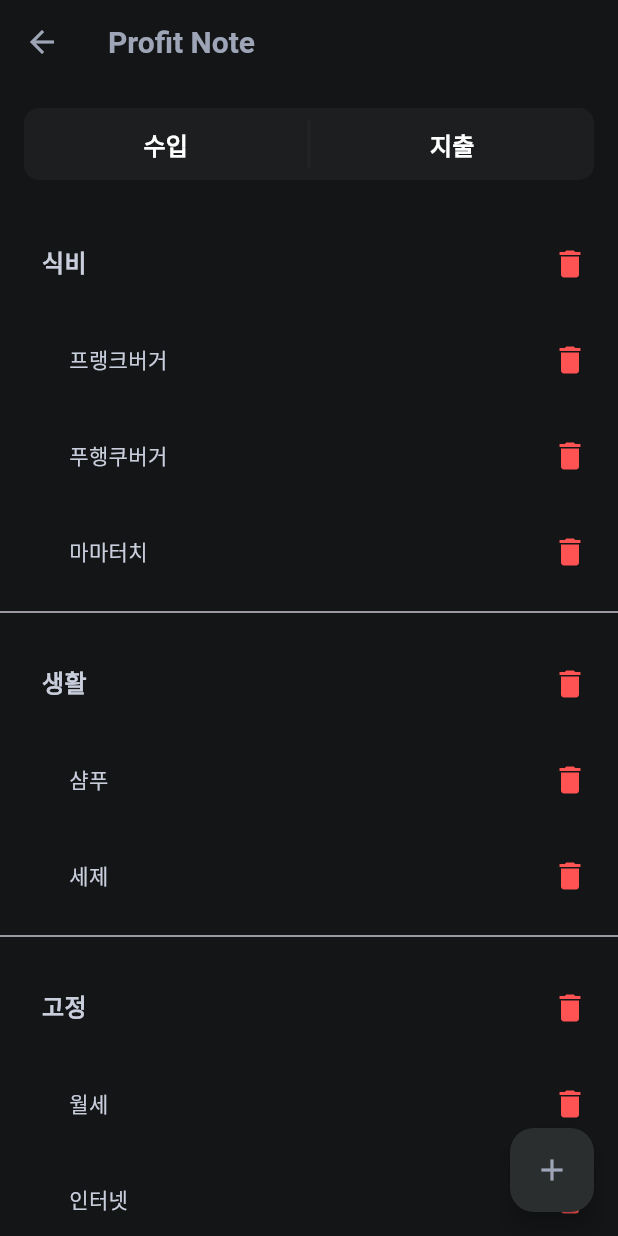
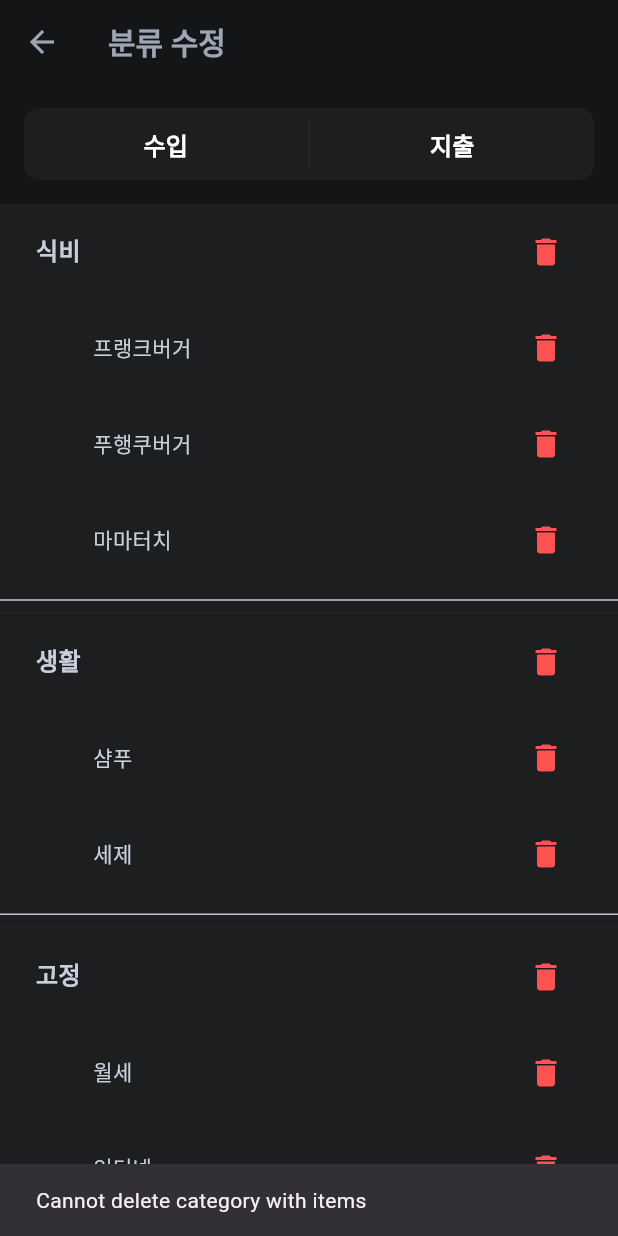
Before and after one commit to jhssong/profitnote, a Flutter app: the CategorySettingScreen screen opened directly, after a tap on the "delete" icon, on a phone screen of 412 x 824 dp. Run offline on Flutter 3.47's test engine with Material 3 defaults, Android fonts, the light colour scheme and no system bars; our stand-ins replace syncfusion_flutter_charts.

Commit message:
refactor: Change table to ReorderableListView

```diff
--- a/lib/screens/setting/category_setting_screen.dart
+++ b/lib/screens/setting/category_setting_screen.dart
@@ -36,18 +36,45 @@ class _CategorySettingScreenState extends State<CategorySettingScreen> {
     ),
   ];
 
+  void _reorderCategories(int oldIndex, int newIndex) {
+    setState(() {
+      if (newIndex > oldIndex) {
+        newIndex -= 1;
+      }
+      final ExpenseCategory movedCategory =
+          expenseCategories.removeAt(oldIndex);
+      expenseCategories.insert(newIndex, movedCategory);
+    });
+  }
+
+  void _reorderItems(int categoryIndex, int oldIndex, int newIndex) {
+    setState(() {
+      if (newIndex > oldIndex) {
+        newIndex -= 1;
+      }
+      final CategoryItem movedItem =
+          expenseCategories[categoryIndex].items.removeAt(oldIndex);
+      expenseCategories[categoryIndex].items.insert(newIndex, movedItem);
+    });
+  }
+
+  void _deleteCategory(int index) {
+    setState(() {
+      expenseCategories.removeAt(index);
+    });
+  }
+
+  void _deleteItem(int categoryIndex, int itemIndex) {
+    setState(() {
+      expenseCategories[categoryIndex].items.removeAt(itemIndex);
+    });
+  }
+
   @override
   Widget build(BuildContext context) {
     return Scaffold(
-      appBar: AppBar(title: const Text("Profit Note")),
-      floatingActionButton: FloatingActionButton(
-        onPressed: () {},
-        foregroundColor: ColorTheme.cardLabelText,
-        backgroundColor: ColorTheme.backgroundOfBackground,
-        child: const Icon(Icons.add),
-      ),
-      body: Expanded(
-        child: Column(
+      appBar: AppBar(title: const Text("분류 수정")),
+      body: Column(
         crossAxisAlignment: CrossAxisAlignment.stretch,
         children: [
           ControlBtnGroup(
@@ -55,12 +82,107 @@ class _CategorySettingScreenState extends State<CategorySettingScreen> {
             callbackList: [() {}, () {}],
           ),
           Expanded(
-              child: CategoryList(
-                expenseCategories: expenseCategories,
+            child: ReorderableListView(
+              onReorder: _reorderCategories,
+              children: [
+                for (int categoryIndex = 0;
+                    categoryIndex < expenseCategories.length;
+                    categoryIndex += 1)
+                  Container(
+                    key: Key('category_$categoryIndex'),
+                    decoration: BoxDecoration(
+                      color: ColorTheme.cardBackground,
+                      border: Border(
+                        bottom:
+                            BorderSide(width: 1.5, color: ColorTheme.stroke),
+                      ),
+                    ),
+                    child: Column(
+                      children: [
+                        ListTile(
+                          title: Row(
+                            children: [
+                              const SizedBox(width: 8),
+                              Expanded(
+                                child: TextField(
+                                  controller: TextEditingController(
+                                      text: expenseCategories[categoryIndex]
+                                          .category),
+                                  style:
+                                      Theme.of(context).textTheme.titleMedium,
+                                  textAlign: TextAlign.left,
+                                  decoration: const InputDecoration(
+                                      border: InputBorder.none),
                                 ),
                               ),
                             ],
                           ),
+                          trailing: IconButton(
+                            icon: const Icon(Icons.delete,
+                                color: Colors.redAccent),
+                            onPressed: () {
+                              if (expenseCategories[categoryIndex]
+                                  .items
+                                  .isEmpty) {
+                                _deleteCategory(categoryIndex);
+                              } else {
+                                ScaffoldMessenger.of(context).showSnackBar(
+                                  const SnackBar(
+                                    duration: Duration(milliseconds: 1000),
+                                    content: Text(
+                                        'Cannot delete category with items'),
+                                  ),
+                                );
+                              }
+                            },
+                          ),
+                        ),
+                        ReorderableListView(
+                          shrinkWrap: true,
+                          physics: const NeverScrollableScrollPhysics(),
+                          onReorder: (oldIndex, newIndex) =>
+                              _reorderItems(categoryIndex, oldIndex, newIndex),
+                          children: [
+                            for (int itemIndex = 0;
+                                itemIndex <
+                                    expenseCategories[categoryIndex]
+                                        .items
+                                        .length;
+                                itemIndex += 1)
+                              ListTile(
+                                key: Key('item_${categoryIndex}_$itemIndex'),
+                                title: Padding(
+                                  padding: const EdgeInsets.only(left: 46),
+                                  child: TextField(
+                                    controller: TextEditingController(
+                                        text: expenseCategories[categoryIndex]
+                                            .items[itemIndex]
+                                            .description),
+                                    style:
+                                        Theme.of(context).textTheme.bodyMedium,
+                                    textAlign: TextAlign.left,
+                                    decoration: const InputDecoration(
+                                        border: InputBorder.none),
+                                  ),
+                                ),
+                                trailing: IconButton(
+                                  icon: const Icon(Icons.delete,
+                                      color: Colors.redAccent),
+                                  onPressed: () {
+                                    _deleteItem(categoryIndex, itemIndex);
+                                  },
+                                ),
+                              ),
+                          ],
+                        ),
+                        const Divider(),
+                      ],
+                    ),
+                  ),
+              ],
+            ),
+          ),
+        ],
       ),
     );
   }
@@ -72,120 +194,3 @@ class ExpenseCategory {
 
   ExpenseCategory({required this.category, required this.items});
 }
-
-class CategoryList extends StatelessWidget {
-  final List<ExpenseCategory> expenseCategories;
-
-  const CategoryList({super.key, required this.expenseCategories});
-  @override
-  Widget build(BuildContext context) {
-    return ListView(
-      children: expenseCategories.map((category) {
-        return Column(
-          crossAxisAlignment: CrossAxisAlignment.start,
-          children: [
-            Table(
-              columnWidths: const {
-                0: FlexColumnWidth(1),
-                1: FlexColumnWidth(1),
-              },
-              children: [
-                TableRow(
-                  children: [
-                    Padding(
-                      padding: const EdgeInsets.only(
-                        left: 28,
-                        right: 16,
-                        top: 16,
-                        bottom: 8,
-                      ),
-                      child: Align(
-                        alignment: Alignment.centerLeft,
-                        child: TextField(
-                          controller:
-                              TextEditingController(text: category.category),
-                          style: Theme.of(context).textTheme.titleMedium,
-                          textAlign: TextAlign.left,
-                          decoration:
-                              const InputDecoration(border: InputBorder.none),
-                        ),
-                      ),
-                    ),
-                    Padding(
-                      padding: const EdgeInsets.only(
-                        left: 16,
-                        right: 8,
-                        top: 16,
-                        bottom: 8,
-                      ),
-                      child: Align(
-                        alignment: Alignment.centerRight,
-                        child: IconButton(
-                          icon: const Icon(
-                            Icons.delete,
-                            color: Colors.redAccent,
-                          ),
-                          onPressed: () {},
-                        ),
-                      ),
-                    ),
-                  ],
-                )
-              ],
-            ),
-            Table(
-              columnWidths: const {
-                0: FlexColumnWidth(1),
-                1: FlexColumnWidth(1),
-              },
-              children: category.items.map((item) {
-                return TableRow(
-                  children: [
-                    Padding(
-                      padding: const EdgeInsets.only(
-                        left: 46,
-                        right: 8,
-                        top: 8,
-                        bottom: 8,
-                      ),
-                      child: Align(
-                        alignment: Alignment.center,
-                        child: TextField(
-                          controller:
-                              TextEditingController(text: item.description),
-                          style: Theme.of(context).textTheme.bodyMedium,
-                          textAlign: TextAlign.left,
-                          decoration:
-                              const InputDecoration(border: InputBorder.none),
-                        ),
-                      ),
-                    ),
-                    Padding(
-                      padding: const EdgeInsets.only(
-                        left: 16,
-                        right: 8,
-                        top: 8,
-                        bottom: 8,
-                      ),
-                      child: Align(
-                        alignment: Alignment.centerRight,
-                        child: IconButton(
-                          icon: const Icon(
-                            Icons.delete,
-                            color: Colors.redAccent,
-                          ),
-                          onPressed: () {},
-                        ),
-                      ),
-                    ),
-                  ],
-                );
-              }).toList(),
-            ),
-            const Divider(),
-          ],
-        );
-      }).toList(),
-    );
-  }
-}
```
Lines whose indentation alone changed are shown as unchanged.
